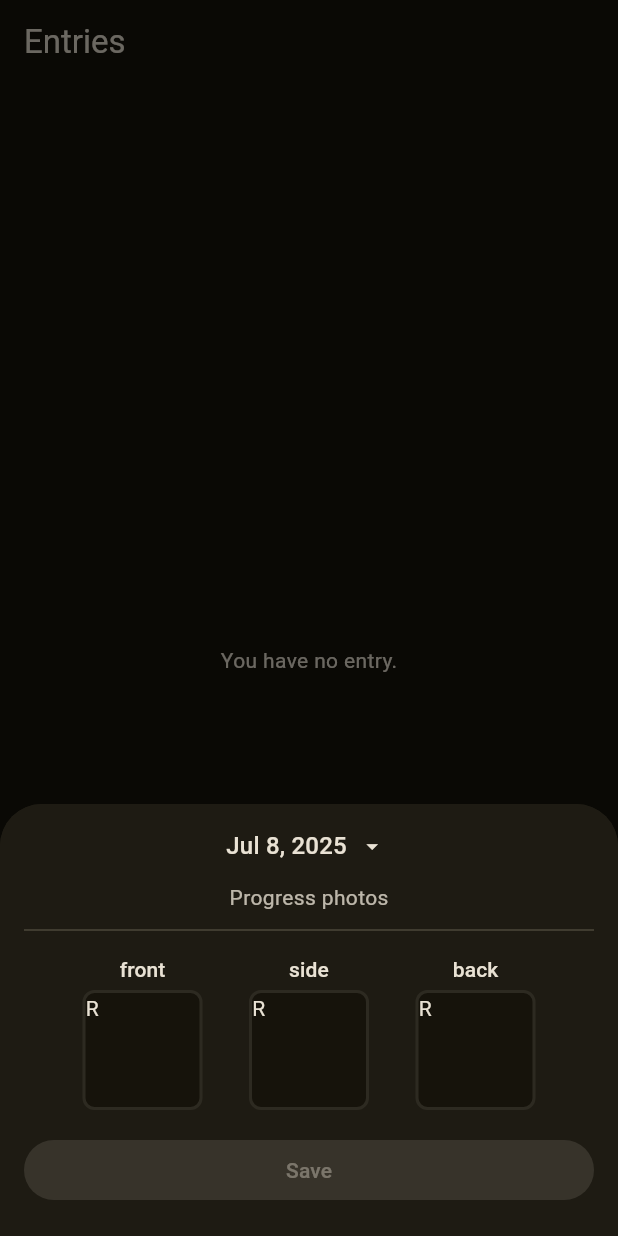
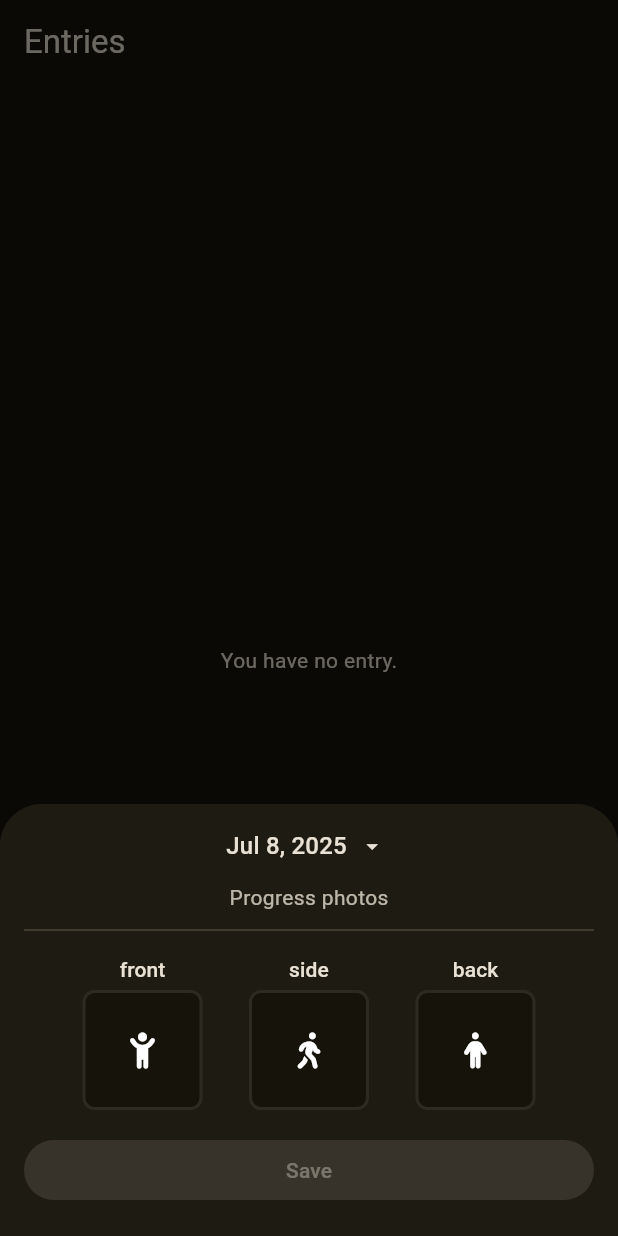
Before and after one commit to MohnDoe/progres-app-flutter, a Flutter app: the screen it shows after launch, after a tap on the "add" icon, on a phone screen of 412 x 824 dp. Run offline on Flutter 3.47's test engine with Material 3 defaults, Android fonts, the phone set to English and light mode, and no system bars; our stand-ins replace flutter_riverpod, font_awesome_flutter, image_picker, logger, video_player; missing offline and left inert: ffmpeg_kit_flutter_new.

Commit message:
entry type icons

```diff
--- a/lib/src/features/entries/list/widgets/bottom_sheet/widgets/entry_type_picture_card.dart
+++ b/lib/src/features/entries/list/widgets/bottom_sheet/widgets/entry_type_picture_card.dart
@@ -1,5 +1,6 @@
 import 'package:flutter/material.dart';
 import 'package:flutter_riverpod/flutter_riverpod.dart';
+import 'package:font_awesome_flutter/font_awesome_flutter.dart';
 import 'package:progres/src/core/domain/models/progress_entry.dart';
 import 'package:progres/src/features/entries/_shared/repositories/progress_entry_provider.dart';
 import 'package:progres/src/features/entries/list/widgets/bottom_sheet/picture_source_selection_bottom_sheet.dart';
@@ -28,6 +29,12 @@ class _EntryTypePictureCardState extends ConsumerState<EntryTypePictureCard> {
   Widget build(BuildContext context) {
     ProgressEntry entry = ref.watch(progressEntryStateNotifierProvider);
 
+    final icon = switch (widget.type) {
+      ProgressEntryType.front => FaIcon(FontAwesomeIcons.childReaching),
+      ProgressEntryType.side => FaIcon(FontAwesomeIcons.personWalking),
+      ProgressEntryType.back => FaIcon(FontAwesomeIcons.person),
+    };
+
     return Column(
       children: [
         Text(widget.type.name, style: Theme.of(context).textTheme.labelLarge),
@@ -50,7 +57,7 @@ class _EntryTypePictureCardState extends ConsumerState<EntryTypePictureCard> {
                     image: FileImage(entry.pictures[widget.type]!.file),
                     fit: BoxFit.cover,
                   )
-                : Text('R'),
+                : Center(child: icon),
           ),
         ),
       ],
--- a/pubspec.yaml
+++ b/pubspec.yaml
@@ -43,6 +43,7 @@ dependencies:
   intl: ^0.20.2
   path: ^1.9.0
   logger: ^2.3.0
+  font_awesome_flutter: ^10.8.0
 
 dev_dependencies:
   flutter_test:
```
Also changed, not shown: pubspec.lock.
